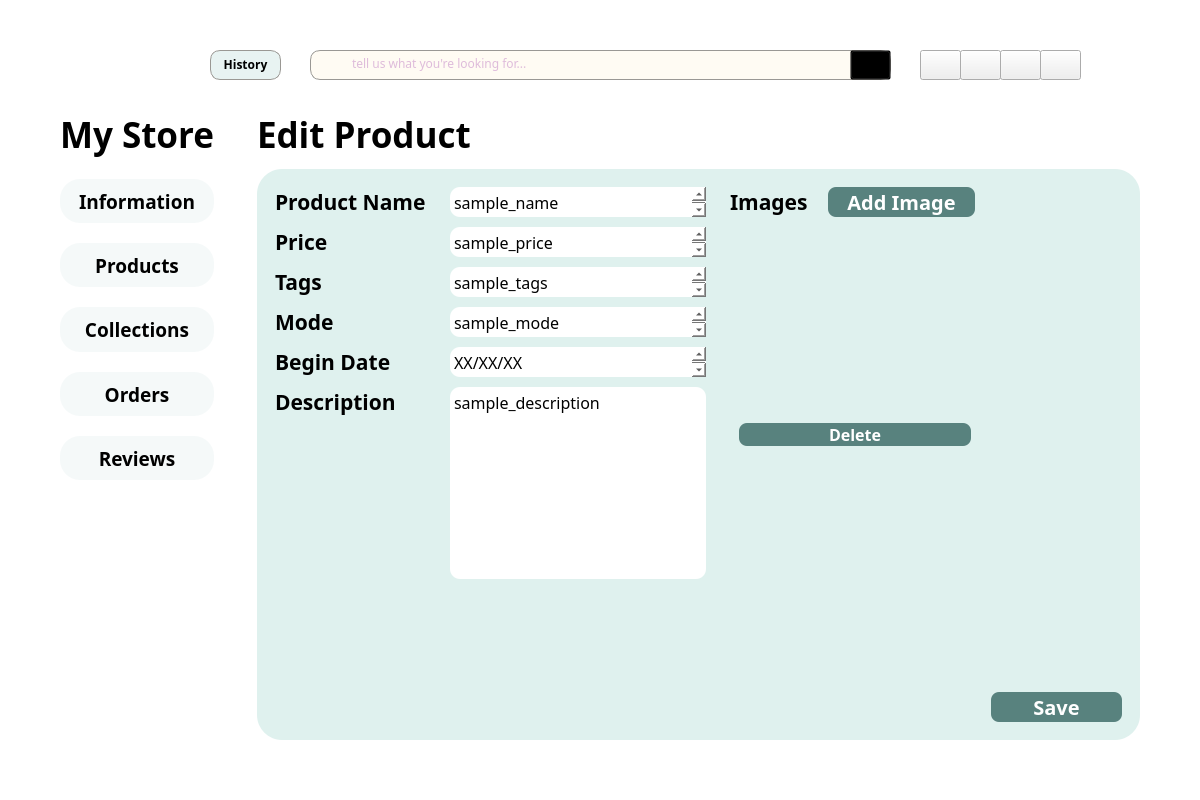
Above: frontend/src/pages/qt_designer/s_info.ui from m0owo/Curate before the change. Below: the same form after it.
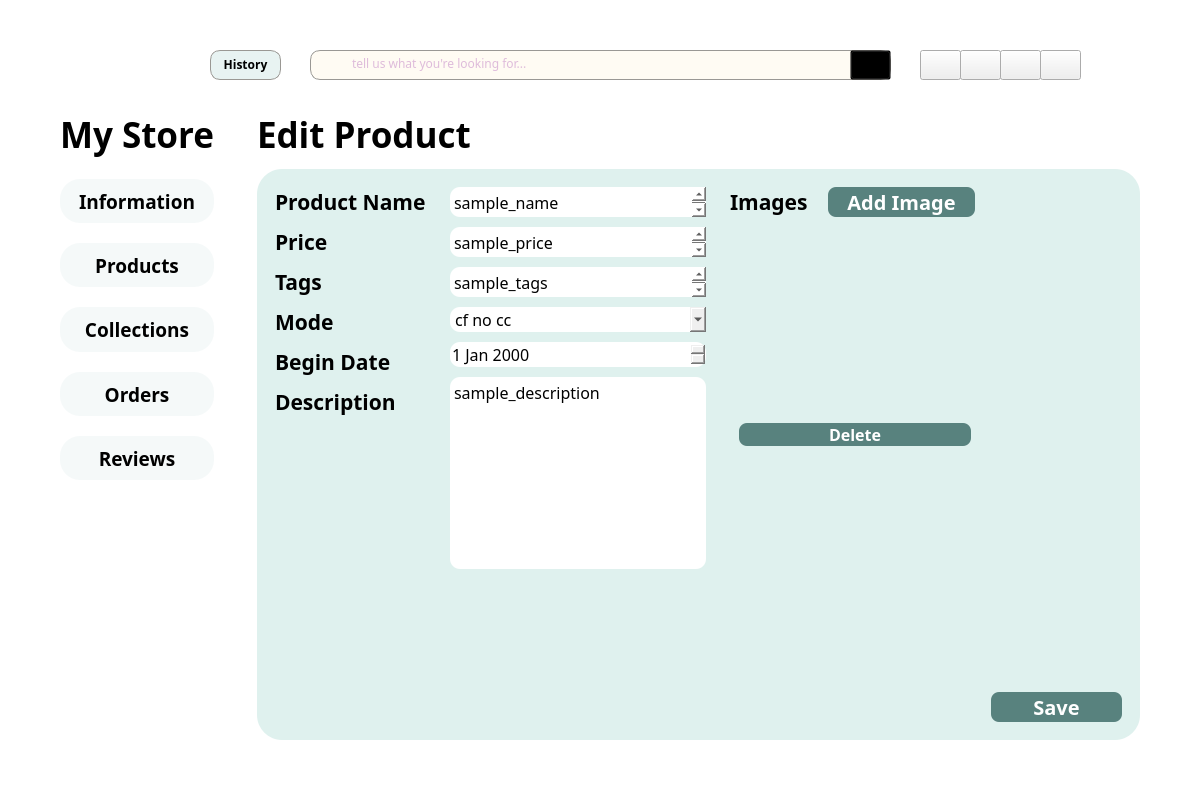
That is the form after the change. The open tabs and pages were chosen to show the change. Icons and pictures are not drawn.

Commit message: Store page

Patch:
```diff
--- a/frontend/src/pages/qt_designer/s_info.ui
+++ b/frontend/src/pages/qt_designer/s_info.ui
@@ -5955,72 +5955,35 @@
                    </widget>
                   </item>
                   <item>
-                   <widget class="QTextEdit" name="mode_edit">
-                    <property name="sizePolicy">
-                     <sizepolicy hsizetype="Maximum" vsizetype="Maximum">
-                      <horstretch>0</horstretch>
-                      <verstretch>0</verstretch>
-                     </sizepolicy>
-                    </property>
-                    <property name="maximumSize">
-                     <size>
-                      <width>16777215</width>
-                      <height>30</height>
-                     </size>
-                    </property>
+                   <widget class="QComboBox" name="edit_product_page_mode_combobox">
                     <property name="font">
                      <font>
                       <family>Manrope</family>
+                      <pointsize>12</pointsize>
+                      <weight>50</weight>
                       <bold>false</bold>
                      </font>
                     </property>
-                    <property name="styleSheet">
-                     <string notr="true">background-color: white</string>
-                    </property>
-                    <property name="html">
-                     <string>&lt;!DOCTYPE HTML PUBLIC &quot;-//W3C//DTD HTML 4.0//EN&quot; &quot;http://www.w3.org/TR/REC-html40/strict.dtd&quot;&gt;
-&lt;html&gt;&lt;head&gt;&lt;meta name=&quot;qrichtext&quot; content=&quot;1&quot; /&gt;&lt;meta charset=&quot;utf-8&quot; /&gt;&lt;style type=&quot;text/css&quot;&gt;
-p, li { white-space: pre-wrap; }
-hr { height: 1px; border-width: 0; }
-li.unchecked::marker { content: &quot;\2610&quot;; }
-li.checked::marker { content: &quot;\2612&quot;; }
-&lt;/style&gt;&lt;/head&gt;&lt;body style=&quot; font-family:'Manrope'; font-size:9pt; font-weight:400; font-style:normal;&quot;&gt;
-&lt;p style=&quot; margin-top:0px; margin-bottom:0px; margin-left:0px; margin-right:0px; -qt-block-indent:0; text-indent:0px;&quot;&gt;&lt;span style=&quot; font-size:12pt;&quot;&gt;sample_mode&lt;/span&gt;&lt;/p&gt;&lt;/body&gt;&lt;/html&gt;</string>
-                    </property>
+                    <item>
+                     <property name="text">
+                      <string>cf no cc</string>
+                     </property>
+                    </item>
+                    <item>
+                     <property name="text">
+                      <string>bidding</string>
+                     </property>
+                    </item>
                    </widget>
                   </item>
                   <item>
-                   <widget class="QTextEdit" name="date_edit">
-                    <property name="sizePolicy">
-                     <sizepolicy hsizetype="Maximum" vsizetype="Maximum">
-                      <horstretch>0</horstretch>
-                      <verstretch>0</verstretch>
-                     </sizepolicy>
-                    </property>
-                    <property name="maximumSize">
-                     <size>
-                      <width>16777215</width>
-                      <height>30</height>
-                     </size>
-                    </property>
+                   <widget class="QDateEdit" name="edit_product_page_date_edit">
                     <property name="font">
                      <font>
                       <family>Manrope</family>
+                      <pointsize>12</pointsize>
                      </font>
                     </property>
-                    <property name="styleSheet">
-                     <string notr="true">background-color: white</string>
-                    </property>
-                    <property name="html">
-                     <string>&lt;!DOCTYPE HTML PUBLIC &quot;-//W3C//DTD HTML 4.0//EN&quot; &quot;http://www.w3.org/TR/REC-html40/strict.dtd&quot;&gt;
-&lt;html&gt;&lt;head&gt;&lt;meta name=&quot;qrichtext&quot; content=&quot;1&quot; /&gt;&lt;meta charset=&quot;utf-8&quot; /&gt;&lt;style type=&quot;text/css&quot;&gt;
-p, li { white-space: pre-wrap; }
-hr { height: 1px; border-width: 0; }
-li.unchecked::marker { content: &quot;\2610&quot;; }
-li.checked::marker { content: &quot;\2612&quot;; }
-&lt;/style&gt;&lt;/head&gt;&lt;body style=&quot; font-family:'Manrope'; font-size:9pt; font-weight:400; font-style:normal;&quot;&gt;
-&lt;p style=&quot; margin-top:0px; margin-bottom:0px; margin-left:0px; margin-right:0px; -qt-block-indent:0; text-indent:0px;&quot;&gt;&lt;span style=&quot; font-size:12pt;&quot;&gt;XX/XX/XX&lt;/span&gt;&lt;/p&gt;&lt;/body&gt;&lt;/html&gt;</string>
-                    </property>
                    </widget>
                   </item>
                   <item>
@@ -6034,6 +5997,7 @@
                     <property name="font">
                      <font>
                       <family>Manrope</family>
+                      <weight>50</weight>
                       <bold>false</bold>
                      </font>
                     </property>
@@ -6042,12 +6006,9 @@
                     </property>
                     <property name="html">
                      <string>&lt;!DOCTYPE HTML PUBLIC &quot;-//W3C//DTD HTML 4.0//EN&quot; &quot;http://www.w3.org/TR/REC-html40/strict.dtd&quot;&gt;
-&lt;html&gt;&lt;head&gt;&lt;meta name=&quot;qrichtext&quot; content=&quot;1&quot; /&gt;&lt;meta charset=&quot;utf-8&quot; /&gt;&lt;style type=&quot;text/css&quot;&gt;
+&lt;html&gt;&lt;head&gt;&lt;meta name=&quot;qrichtext&quot; content=&quot;1&quot; /&gt;&lt;style type=&quot;text/css&quot;&gt;
 p, li { white-space: pre-wrap; }
-hr { height: 1px; border-width: 0; }
-li.unchecked::marker { content: &quot;\2610&quot;; }
-li.checked::marker { content: &quot;\2612&quot;; }
-&lt;/style&gt;&lt;/head&gt;&lt;body style=&quot; font-family:'Manrope'; font-size:9pt; font-weight:400; font-style:normal;&quot;&gt;
+&lt;/style&gt;&lt;/head&gt;&lt;body style=&quot; font-family:'Manrope'; font-size:7.8pt; font-weight:400; font-style:normal;&quot;&gt;
 &lt;p style=&quot; margin-top:0px; margin-bottom:0px; margin-left:0px; margin-right:0px; -qt-block-indent:0; text-indent:0px;&quot;&gt;&lt;span style=&quot; font-size:12pt;&quot;&gt;sample_description&lt;/span&gt;&lt;/p&gt;&lt;/body&gt;&lt;/html&gt;</string>
                     </property>
                    </widget>
@@ -6059,8 +6020,8 @@
                     </property>
                     <property name="sizeHint" stdset="0">
                      <size>
-                      <width>20</width>
-                      <height>40</height>
+                      <width>253</width>
+                      <height>78</height>
                      </size>
                     </property>
                    </spacer>
```
Left out of the diff: 341 changed lines with no effect on the pictures. The commit also changes 18 other files.
